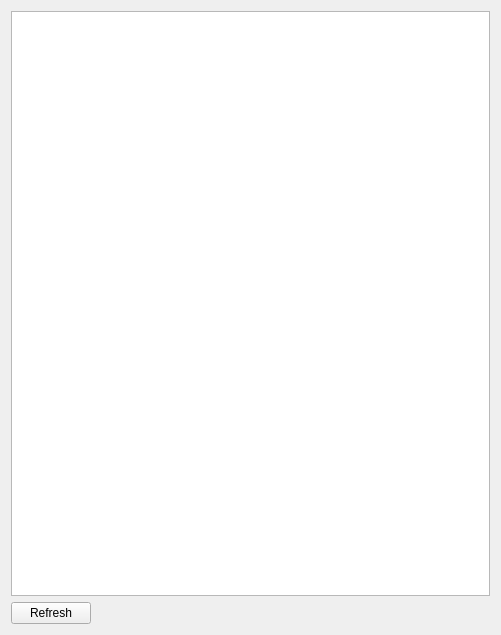
First picture: the form in src/Installer/downloadwindow.ui, repository denix56/Apertium-GP, before the edit.
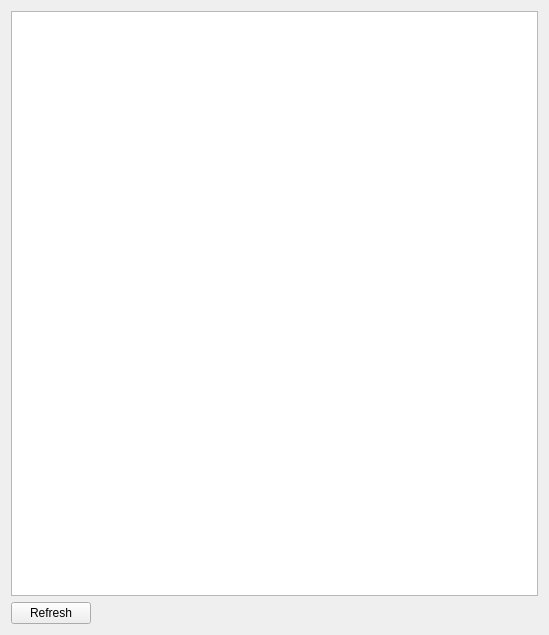
Second picture: the form after the edit.

Diff of the .ui file:
```diff
--- a/src/Installer/downloadwindow.ui
+++ b/src/Installer/downloadwindow.ui
@@ -9,7 +9,7 @@
    <rect>
     <x>0</x>
     <y>0</y>
-    <width>501</width>
+    <width>549</width>
     <height>635</height>
    </rect>
   </property>
@@ -27,6 +27,9 @@
     <layout class="QGridLayout" name="gridLayout_2">
      <item row="0" column="0">
       <widget class="QTableView" name="view">
+       <property name="enabled">
+        <bool>true</bool>
+       </property>
        <property name="styleSheet">
         <string notr="true"/>
        </property>
```
